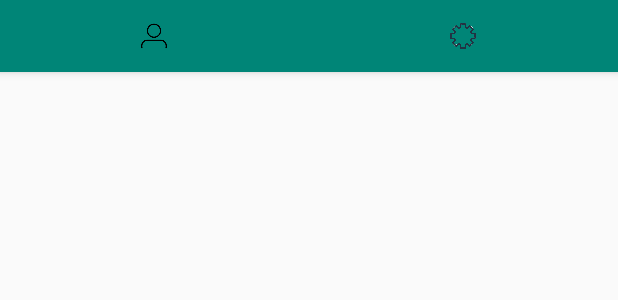
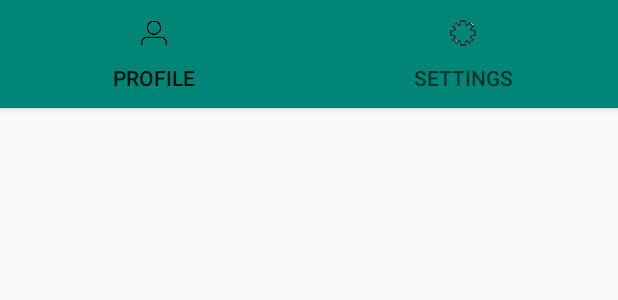
Before and after one commit to magnusbrok/Healthy, an Android app: the layout activity_top_menu.xml on its own in the app's theme, with its tools: preview values and no code run, on a phone screen of 412 x 824 dp. Shown: the top 300 px of the screen. Run offline under Robolectric (Android 15) with nearby library versions, the phone set to English and light mode, and no system bars.

Commit message:
fixes string values

```diff
--- a/app/src/main/AndroidManifest.xml
+++ b/app/src/main/AndroidManifest.xml
@@ -9,7 +9,8 @@
         android:label="@string/app_name"
         android:roundIcon="@mipmap/ic_launcher_round"
         android:supportsRtl="true"
-        android:theme="@style/AppTheme">
+        android:theme="@style/AppTheme"
+        tools:ignore="GoogleAppIndexingWarning">
         <activity android:name=".ActivityPage"></activity>
         <activity android:name=".topMenu" />
         <activity android:name=".ProfilePage" />
--- a/app/src/main/res/values/strings.xml
+++ b/app/src/main/res/values/strings.xml
@@ -6,12 +6,11 @@
     <string name="title_activity_top_menu">TopMenu</string>
     <string name="tab_text_1">Tab 1</string>
     <string name="tab_text_2">Tab 2</string>
-    <string name="settings" />
-    <string name="profile" />
+    <string name="settings"> Settings</string>
+    <string name="profile"> Profile</string>
 
     <!-- TODO: Remove or change this placeholder text -->
     <string name="hello_blank_fragment">Hello blank fragment</string>
-    <string name="settings" />
     <string name="rediger_profil">Rediger profil</string>
     <string name="tilfoj_foraldre_e_mail">Tilfoj foraldre E-mail</string>
     <string name="din_profil">Din profil</string>
```
